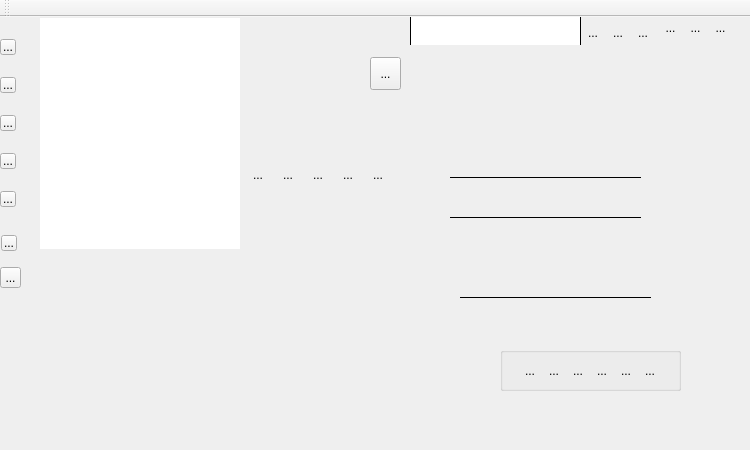
Old version of the form mainwindow.ui in the repository milohr/babe-qt.
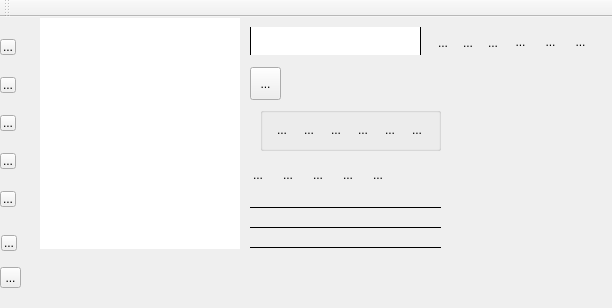
New version of the form. Icons and pictures are not drawn.

```diff
--- a/mainwindow.ui
+++ b/mainwindow.ui
@@ -6,8 +6,8 @@
    <rect>
     <x>0</x>
     <y>0</y>
-    <width>750</width>
-    <height>450</height>
+    <width>612</width>
+    <height>308</height>
    </rect>
   </property>
   <property name="minimumSize">
@@ -264,8 +264,8 @@
    <widget class="QToolButton" name="utilsBar">
     <property name="geometry">
      <rect>
-      <x>370</x>
-      <y>40</y>
+      <x>250</x>
+      <y>50</y>
       <width>31</width>
       <height>33</height>
      </rect>
@@ -462,8 +462,8 @@
    <widget class="QFrame" name="searchFrame">
     <property name="geometry">
      <rect>
-      <x>410</x>
-      <y>0</y>
+      <x>250</x>
+      <y>10</y>
       <width>171</width>
       <height>28</height>
      </rect>
@@ -546,8 +546,8 @@
    <widget class="QFrame" name="collectionUtils">
     <property name="geometry">
      <rect>
-      <x>580</x>
-      <y>0</y>
+      <x>430</x>
+      <y>10</y>
       <width>78</width>
       <height>31</height>
      </rect>
@@ -630,10 +630,10 @@
    <widget class="QFrame" name="playlistUtils">
     <property name="geometry">
      <rect>
-      <x>660</x>
-      <y>0</y>
-      <width>71</width>
-      <height>22</height>
+      <x>510</x>
+      <y>10</y>
+      <width>81</width>
+      <height>31</height>
      </rect>
     </property>
     <property name="sizePolicy">
@@ -764,8 +764,8 @@
    <widget class="QFrame" name="frame_4">
     <property name="geometry">
      <rect>
-      <x>450</x>
-      <y>160</y>
+      <x>250</x>
+      <y>190</y>
       <width>191</width>
       <height>1</height>
      </rect>
@@ -786,8 +786,8 @@
    <widget class="QFrame" name="frame_5">
     <property name="geometry">
      <rect>
-      <x>450</x>
-      <y>200</y>
+      <x>250</x>
+      <y>210</y>
       <width>191</width>
       <height>1</height>
      </rect>
@@ -808,8 +808,8 @@
    <widget class="QFrame" name="frame_6">
     <property name="geometry">
      <rect>
-      <x>460</x>
-      <y>280</y>
+      <x>250</x>
+      <y>230</y>
       <width>191</width>
       <height>1</height>
      </rect>
@@ -830,8 +830,8 @@
    <widget class="QGroupBox" name="controls">
     <property name="geometry">
      <rect>
-      <x>500</x>
-      <y>330</y>
+      <x>260</x>
+      <y>90</y>
       <width>181</width>
       <height>44</height>
      </rect>
@@ -849,6 +849,18 @@
      <property name="spacing">
       <number>0</number>
      </property>
+     <property name="leftMargin">
+      <number>0</number>
+     </property>
+     <property name="topMargin">
+      <number>0</number>
+     </property>
+     <property name="rightMargin">
+      <number>0</number>
+     </property>
+     <property name="bottomMargin">
+      <number>0</number>
+     </property>
      <item>
       <widget class="QToolButton" name="hide_sidebar_btn">
        <property name="maximumSize">
```
Left out of the diff: 100 changed lines with no effect on the pictures.
